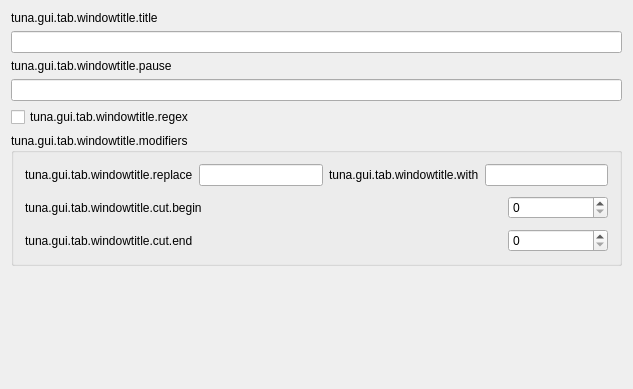
Before: the Qt Designer form src/gui/widgets/window_title.ui in univrsal/tuna, drawn with Qt 5.
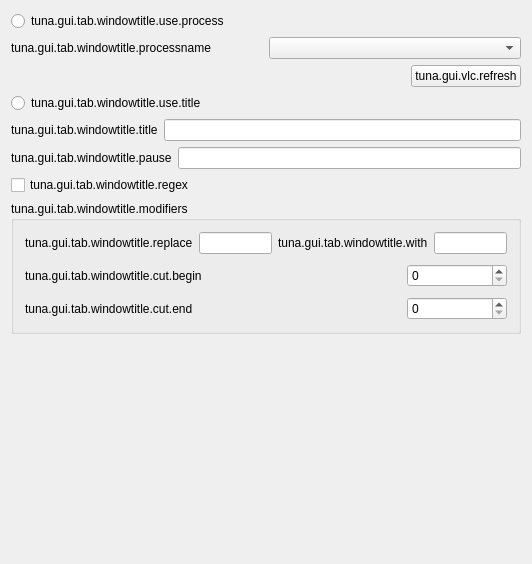
After: the same form once the commit is applied.

Commit message: Added process option to window title source

```diff
--- a/src/gui/widgets/window_title.ui
+++ b/src/gui/widgets/window_title.ui
@@ -6,8 +6,8 @@
    <rect>
     <x>0</x>
     <y>0</y>
-    <width>633</width>
-    <height>389</height>
+    <width>532</width>
+    <height>564</height>
    </rect>
   </property>
   <property name="windowTitle">
@@ -15,24 +15,88 @@
   </property>
   <layout class="QVBoxLayout" name="verticalLayout">
    <item>
-    <widget class="QLabel" name="label_15">
+    <widget class="QRadioButton" name="rb_process_name">
      <property name="text">
-      <string>tuna.gui.tab.windowtitle.title</string>
+      <string>tuna.gui.tab.windowtitle.use.process</string>
      </property>
     </widget>
    </item>
    <item>
-    <widget class="QLineEdit" name="txt_title"/>
+    <layout class="QHBoxLayout" name="horizontalLayout_3">
+     <item>
+      <widget class="QLabel" name="label">
+       <property name="text">
+        <string>tuna.gui.tab.windowtitle.processname</string>
+       </property>
+      </widget>
+     </item>
+     <item>
+      <widget class="QComboBox" name="cb_procress_list">
+       <property name="editable">
+        <bool>false</bool>
+       </property>
+      </widget>
+     </item>
+    </layout>
    </item>
    <item>
-    <widget class="QLabel" name="label_17">
+    <layout class="QHBoxLayout" name="horizontalLayout_4">
+     <item>
+      <spacer name="horizontalSpacer">
+       <property name="orientation">
+        <enum>Qt::Horizontal</enum>
+       </property>
+       <property name="sizeHint" stdset="0">
+        <size>
+         <width>40</width>
+         <height>20</height>
+        </size>
+       </property>
+      </spacer>
+     </item>
+     <item>
+      <widget class="QPushButton" name="btn_refresh">
+       <property name="text">
+        <string>tuna.gui.vlc.refresh</string>
+       </property>
+      </widget>
+     </item>
+    </layout>
+   </item>
+   <item>
+    <widget class="QRadioButton" name="rb_window_title">
      <property name="text">
-      <string>tuna.gui.tab.windowtitle.pause</string>
+      <string>tuna.gui.tab.windowtitle.use.title</string>
      </property>
     </widget>
    </item>
    <item>
-    <widget class="QLineEdit" name="txt_paused"/>
+    <layout class="QHBoxLayout" name="horizontalLayout_2">
+     <item>
+      <widget class="QLabel" name="label_15">
+       <property name="text">
+        <string>tuna.gui.tab.windowtitle.title</string>
+       </property>
+      </widget>
+     </item>
+     <item>
+      <widget class="QLineEdit" name="txt_title"/>
+     </item>
+    </layout>
+   </item>
+   <item>
+    <layout class="QHBoxLayout" name="horizontalLayout">
+     <item>
+      <widget class="QLabel" name="label_17">
+       <property name="text">
+        <string>tuna.gui.tab.windowtitle.pause</string>
+       </property>
+      </widget>
+     </item>
+     <item>
+      <widget class="QLineEdit" name="txt_paused"/>
+     </item>
+    </layout>
    </item>
    <item>
     <widget class="QCheckBox" name="cb_regex">
```
The commit also changes 13 other files.
